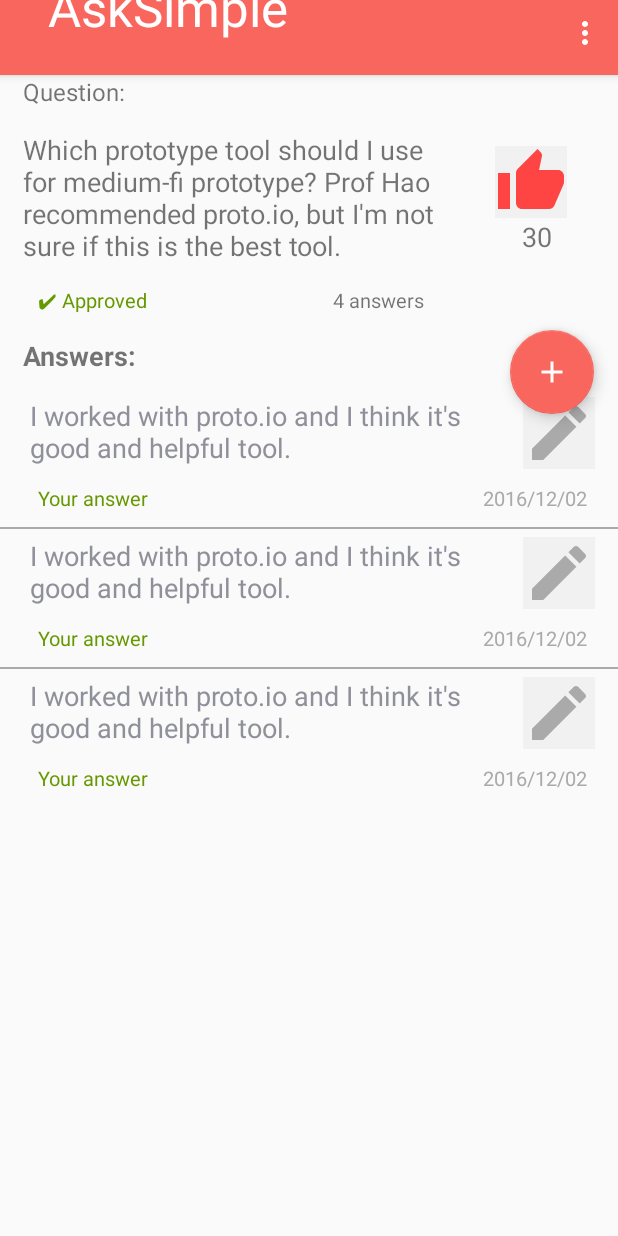
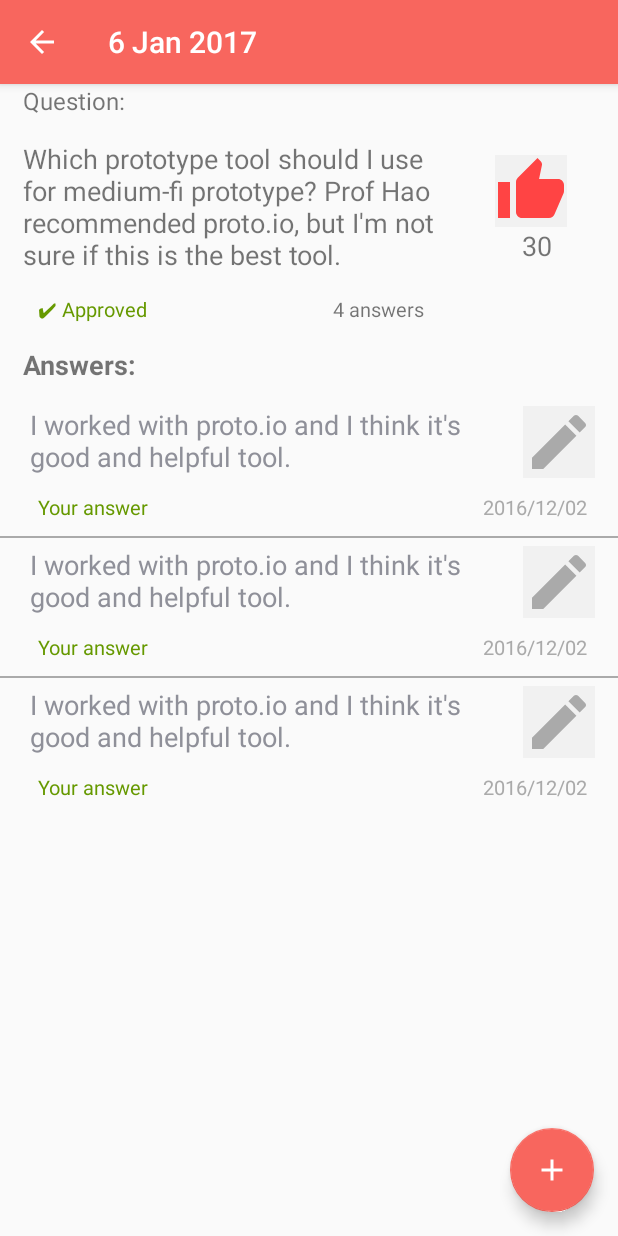
Before and after one commit to 6366295/ntu_hcid_hi-fi_prototype, an Android app: the ScrollingActivity screen opened directly, with no data from a screen before it, on a phone screen of 412 x 824 dp. Run offline under Robolectric (Android 15) with nearby library versions, the light colour scheme and no system bars; our stand-ins replace ButterKnife.

Commit message:
Fixed toolbar issues, and added timer to thanks message

```diff
--- a/app/src/main/AndroidManifest.xml
+++ b/app/src/main/AndroidManifest.xml
@@ -67,6 +67,7 @@
 
         <activity
             android:name=".ScrollingActivity"
+            android:label="6 Jan 2017"
             android:screenOrientation="portrait" />
     </application>
 
--- a/app/src/main/java/com/hcid/edulearn/asksimple/ScrollingActivity.java
+++ b/app/src/main/java/com/hcid/edulearn/asksimple/ScrollingActivity.java
@@ -92,26 +92,44 @@ public class ScrollingActivity extends AppCompatActivity {
                 dialog.show();
             }
         });
+
+        setSupportActionBar(toolbar);
+
+        if(getSupportActionBar() != null) {
+            getSupportActionBar().setDisplayHomeAsUpEnabled(true);
+            getSupportActionBar().setDisplayShowHomeEnabled(true);
+        }
     }
 
+//    @Override
+//    public boolean onCreateOptionsMenu(Menu menu) {
+//        // Inflate the menu; this adds items to the action bar if it is present.
+//        getMenuInflater().inflate(R.menu.menu_scrolling, menu);
+//        return true;
+//    }
+
+    // Source: http://stackoverflow.com/questions/26651602/display-back-arrow-on-toolbar-android
     @Override
-    public boolean onCreateOptionsMenu(Menu menu) {
-        // Inflate the menu; this adds items to the action bar if it is present.
-        getMenuInflater().inflate(R.menu.menu_scrolling, menu);
-        return true;
+    public boolean onOptionsItemSelected(MenuItem item) {
+        // handle arrow click here
+        if (item.getItemId() == android.R.id.home) {
+            finish(); // close this activity and return to preview activity (if there is any)
+        }
+
+        return super.onOptionsItemSelected(item);
     }
 
-    @Override
-    public boolean onOptionsItemSelected(MenuItem item) {
-        // Handle action bar item clicks here. The action bar will
-        // automatically handle clicks on the Home/Up button, so long
-        // as you specify a parent activity in AndroidManifest.xml.
-        int id = item.getItemId();
-
-        //noinspection SimplifiableIfStatement
-        if (id == R.id.action_settings) {
-            return true;
-        }
-        return super.onOptionsItemSelected(item);
-    }
+//    @Override
+//    public boolean onOptionsItemSelected(MenuItem item) {
+//        // Handle action bar item clicks here. The action bar will
+//        // automatically handle clicks on the Home/Up button, so long
+//        // as you specify a parent activity in AndroidManifest.xml.
+//        int id = item.getItemId();
+//
+//        //noinspection SimplifiableIfStatement
+//        if (id == R.id.action_settings) {
+//            return true;
+//        }
+//        return super.onOptionsItemSelected(item);
+//    }
 }
--- a/app/src/main/res/layout/activity_scrolling.xml
+++ b/app/src/main/res/layout/activity_scrolling.xml
@@ -7,6 +7,7 @@
     android:fitsSystemWindows="true"
     tools:context="com.hcid.edulearn.asksimple.ScrollingActivity">
 
+    <!--
     <android.support.design.widget.AppBarLayout
         android:id="@+id/app_bar"
         android:layout_width="match_parent"
@@ -31,6 +32,7 @@
 
         </android.support.design.widget.CollapsingToolbarLayout>
     </android.support.design.widget.AppBarLayout>
+    -->
 
     <include layout="@layout/fragment_question_answer_layout" />
 
--- a/app/src/main/res/layout/fragment_question_answer_layout.xml
+++ b/app/src/main/res/layout/fragment_question_answer_layout.xml
@@ -3,11 +3,15 @@
     android:layout_width="match_parent"
     android:layout_height="match_parent"
     xmlns:app="http://schemas.android.com/apk/res-auto">
+    <include
+        layout="@layout/toolbar"
+        android:id="@+id/toolbar_backdrop" >
+    </include>
 <LinearLayout
     android:orientation="vertical"
     android:layout_width="match_parent"
     android:layout_height="match_parent"
-    android:layout_marginTop="@dimen/app_bar_height">
+    android:layout_below="@id/toolbar_backdrop">
     <android.support.v7.widget.AppCompatTextView
         android:layout_width="match_parent"
         android:layout_height="wrap_content"
@@ -103,15 +107,17 @@
     </ListView>
 
 </LinearLayout>
-    <android.support.design.widget.FloatingActionButton
-        android:id="@+id/QAFragment_fab"
-        android:layout_marginTop="@dimen/fab_marginTop"
-        android:layout_marginEnd="@dimen/fab_margin"
-        android:layout_marginRight="@dimen/fab_margin"
-        android:layout_alignParentTop="true"
-        android:layout_alignParentEnd="true"
-        android:layout_alignParentRight="true"
-        android:layout_width="wrap_content"
-        android:layout_height="wrap_content"
-        app:srcCompat="@drawable/ic_add_white_48dp" />
+
+    <LinearLayout
+        android:layout_width="match_parent"
+        android:layout_height="match_parent"
+        android:gravity="bottom|end" >
+        <android.support.design.widget.FloatingActionButton
+            android:id="@+id/QAFragment_fab"
+            android:layout_width="wrap_content"
+            android:layout_height="wrap_content"
+            android:layout_margin="@dimen/fab_margin"
+            app:srcCompat="@drawable/ic_add"
+            android:onClick="buttonAdd" />
+    </LinearLayout>
 </RelativeLayout>
```
Also changed, not shown: app/src/main/java/com/hcid/edulearn/asksimple/AnsweredActivity.java (+9 -0 lines), app/src/main/java/com/hcid/edulearn/asksimple/AskedActivity.java (+9 -0 lines).
